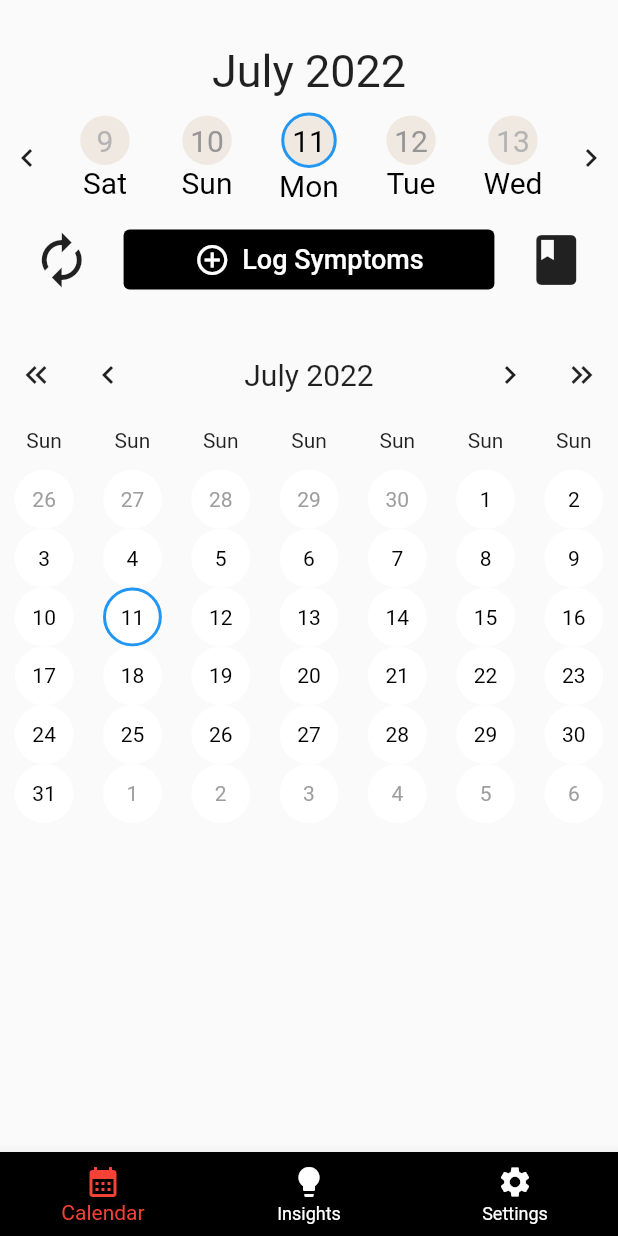
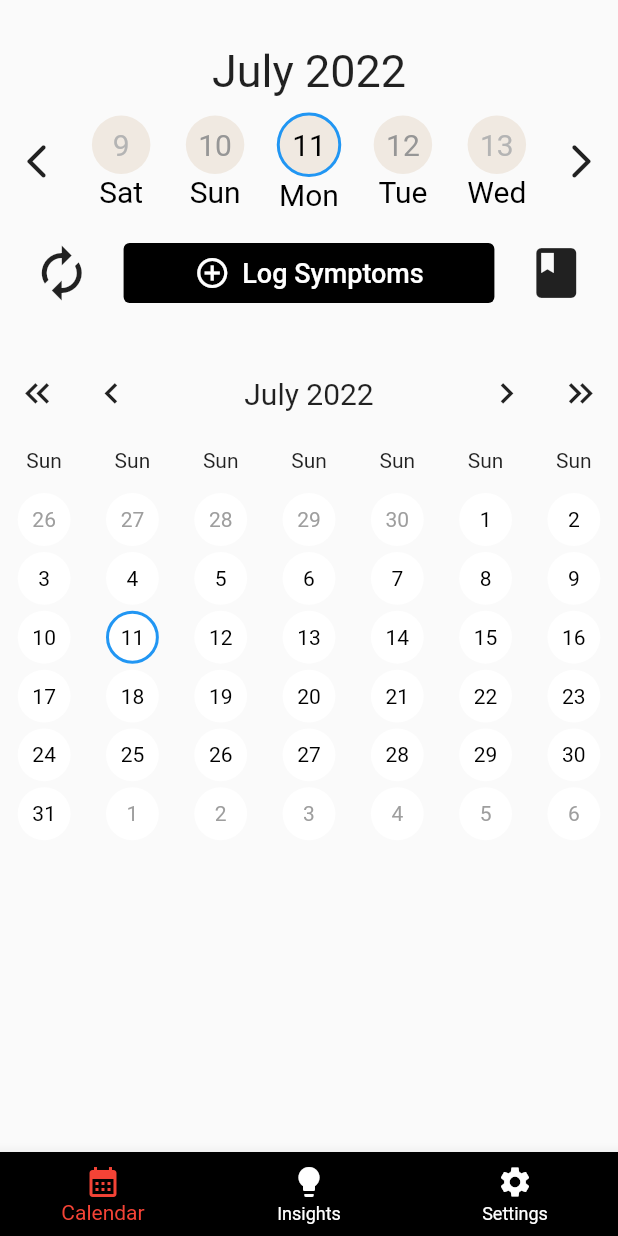
Before and after one commit to ElijahMSmith/Secure-Period-Tracker, a Flutter app: the screen it shows after launch, on a phone screen of 412 x 824 dp. Run offline on Flutter 3.47's test engine with Material 2 defaults, Android fonts, the phone set to English and light mode, and no system bars.

Commit message:
Icon cleanup, current selected date is now outlined

```diff
--- a/lib/pages/ContentTab.dart
+++ b/lib/pages/ContentTab.dart
@@ -1,4 +1,5 @@
 import 'package:flutter/material.dart';
+import 'package:yours_app/widgets/IconInkwell.dart';
 import 'package:yours_app/widgets/journal/Journal.dart';
 import 'package:yours_app/widgets/calendar/Calendar.dart';
 import 'package:yours_app/widgets/davnavbar/DayNavBar.dart';
@@ -35,13 +36,12 @@ class _ContentTabState extends State<ContentTab> {
             mainAxisAlignment: MainAxisAlignment.spaceBetween,
             children: [
               Expanded(
-                flex: 2,
-                child: IconButton(
-                  onPressed: () => _setCurrentDate(DateTime.now()),
-                  icon: const Icon(Icons.autorenew),
-                  iconSize: 40.0,
-                ),
-              ),
+                  flex: 2,
+                  child: IconInkwell(
+                    onTap: () => _setCurrentDate(DateTime.now()),
+                    iconData: Icons.autorenew,
+                    iconSize: 40.0,
+                  )),
               Expanded(
                   flex: 6,
                   child: Padding(
@@ -62,15 +62,13 @@ class _ContentTabState extends State<ContentTab> {
                             style: TextStyle(fontSize: 18),
                           )))),
               Expanded(
-                flex: 2,
-                child: IconButton(
-                  onPressed: _toggleShowingContent,
-                  icon: Icon(
-                    _contentIndex == 0 ? Icons.book : Icons.calendar_month,
-                  ),
-                  iconSize: 40.0,
-                ),
-              )
+                  flex: 2,
+                  child: IconInkwell(
+                    onTap: _toggleShowingContent,
+                    iconData:
+                        _contentIndex == 0 ? Icons.book : Icons.calendar_month,
+                    iconSize: 40.0,
+                  )),
             ]),
         const SizedBox(height: 10),
         Expanded(
--- a/lib/widgets/davnavbar/ArrowButton.dart
+++ b/lib/widgets/IconInkwell.dart
@@ -1,14 +1,17 @@
 import 'package:flutter/material.dart';
 
-class ArrowButton extends StatelessWidget {
-  final Direction direction;
+class IconInkwell extends StatelessWidget {
+  final IconData iconData;
   final VoidCallback? onTap;
+  final double? iconSize;
 
-  const ArrowButton({Key? key, required this.direction, this.onTap})
+  const IconInkwell(
+      {Key? key, required this.iconData, this.onTap, this.iconSize})
       : super(key: key);
 
   @override
   Widget build(BuildContext context) {
+    double defaultIconSize = MediaQuery.of(context).size.width / 15;
     return InkWell(
       onTap: onTap,
       customBorder: const CircleBorder(),
@@ -18,13 +21,8 @@ class ArrowButton extends StatelessWidget {
             decoration: const BoxDecoration(shape: BoxShape.circle),
             alignment: Alignment.center,
             child: Padding(
-              padding: const EdgeInsets.all(5.0),
-              child: direction == Direction.left
-                  ? const Icon(
-                      Icons.chevron_left,
-                    )
-                  : const Icon(Icons.chevron_right),
-            ),
+                padding: const EdgeInsets.all(10.0),
+                child: Icon(iconData, size: iconSize ?? defaultIconSize)),
           )),
     );
   }
--- a/lib/widgets/calendar/Calendar.dart
+++ b/lib/widgets/calendar/Calendar.dart
@@ -1,4 +1,5 @@
 import 'package:flutter/material.dart';
+import 'package:yours_app/widgets/IconInkwell.dart';
 import 'package:yours_app/widgets/calendar/DateUtils.dart';
 import 'package:yours_app/widgets/calendar/CalendarTile.dart';
 import 'package:yours_app/widgets/calendar/GestureDetector.dart';
@@ -35,27 +36,17 @@ class _CalendarState extends State<Calendar> {
     return Row(
       mainAxisAlignment: MainAxisAlignment.spaceBetween,
       children: [
-        IconButton(
-          onPressed: previousYear,
-          icon: const Icon(Icons.keyboard_double_arrow_left),
-        ),
-        IconButton(
-          onPressed: previousMonth,
-          icon: const Icon(Icons.chevron_left),
-        ),
+        IconInkwell(
+            onTap: previousYear, iconData: Icons.keyboard_double_arrow_left),
+        IconInkwell(onTap: previousMonth, iconData: Icons.chevron_left),
         Expanded(
           child: Text(_monthDisplay,
               style: const TextStyle(fontSize: 20.0),
               textAlign: TextAlign.center),
         ),
-        IconButton(
-          onPressed: nextMonth,
-          icon: const Icon(Icons.chevron_right),
-        ),
-        IconButton(
-          onPressed: nextYear,
-          icon: const Icon(Icons.keyboard_double_arrow_right),
-        )
+        IconInkwell(onTap: nextMonth, iconData: Icons.chevron_right),
+        IconInkwell(
+            onTap: nextYear, iconData: Icons.keyboard_double_arrow_right),
       ],
     );
   }
--- a/lib/widgets/calendar/CalendarTile.dart
+++ b/lib/widgets/calendar/CalendarTile.dart
@@ -12,6 +12,8 @@ class CalendarTile extends StatelessWidget {
   final VoidCallback? onDateSelected;
   final TextStyle? textStyleOverride;
   final Color? backgroundColorOverride;
+  final double? outsidePadding;
+  final double? insidePadding;
 
   const CalendarTile(
       {Key? key,
@@ -22,7 +24,9 @@ class CalendarTile extends StatelessWidget {
       this.inDisplayedMonth = true,
       this.onDateSelected,
       this.textStyleOverride,
-      this.backgroundColorOverride})
+      this.backgroundColorOverride,
+      this.outsidePadding,
+      this.insidePadding})
       : super(key: key);
 
   Widget buildDot(Color color) {
@@ -49,6 +53,8 @@ class CalendarTile extends StatelessWidget {
       return InkWell(
         onTap: onDateSelected,
         customBorder: const CircleBorder(),
+        child: Padding(
+          padding: EdgeInsets.all(outsidePadding ?? 2.0),
           child: Container(
               decoration: BoxDecoration(
                   shape: BoxShape.circle,
@@ -61,7 +67,7 @@ class CalendarTile extends StatelessWidget {
                           : Colors.white)),
               alignment: Alignment.center,
               child: Padding(
-                padding: const EdgeInsets.all(5.0),
+                  padding: EdgeInsets.all(insidePadding ?? 5.0),
                   child: Column(
                     mainAxisAlignment: MainAxisAlignment.center,
                     children: <Widget>[
@@ -93,6 +99,7 @@ class CalendarTile extends StatelessWidget {
                           : Container(),
                     ],
                   ))),
+        ),
       );
     }
   }
--- a/lib/widgets/davnavbar/DayButton.dart
+++ b/lib/widgets/davnavbar/DayButton.dart
@@ -39,7 +39,9 @@ class DayButton extends StatelessWidget {
               color: colors[position.abs()],
               fontSize: 20,
               fontWeight: FontWeight.w400),
-          backgroundColorOverride: const Color.fromARGB(255, 240, 233, 225)),
+          backgroundColorOverride: const Color.fromARGB(255, 240, 233, 225),
+          outsidePadding: 0.0,
+          insidePadding: 8.0),
       Text(
         abbreviation,
         textAlign: TextAlign.center,
--- a/lib/widgets/davnavbar/DayNavBar.dart
+++ b/lib/widgets/davnavbar/DayNavBar.dart
@@ -1,5 +1,5 @@
 import 'package:flutter/material.dart';
-import 'package:yours_app/widgets/davnavbar/ArrowButton.dart';
+import 'package:yours_app/widgets/IconInkwell.dart';
 import 'package:yours_app/widgets/davnavbar/DayButton.dart';
 
 const months = [
@@ -40,8 +40,8 @@ class _DayNavBarState extends State<DayNavBar> {
       ),
       const SizedBox(height: 10),
       Row(mainAxisAlignment: MainAxisAlignment.center, children: [
-        ArrowButton(
-          direction: Direction.left,
+        IconInkwell(
+          iconData: Icons.arrow_back_ios_rounded,
           onTap: () {
             widget.setCurrentDate(
                 widget.currentDate.subtract(const Duration(days: 1)));
@@ -54,8 +54,8 @@ class _DayNavBarState extends State<DayNavBar> {
                   isCurrentDate: i == 0,
                   setCurrentDate: widget.setCurrentDate,
                   position: i)),
-        ArrowButton(
-          direction: Direction.right,
+        IconInkwell(
+          iconData: Icons.arrow_forward_ios_rounded,
           onTap: () {
             widget.setCurrentDate(
                 widget.currentDate.add(const Duration(days: 1)));
```
Lines whose indentation alone changed are shown as unchanged.
